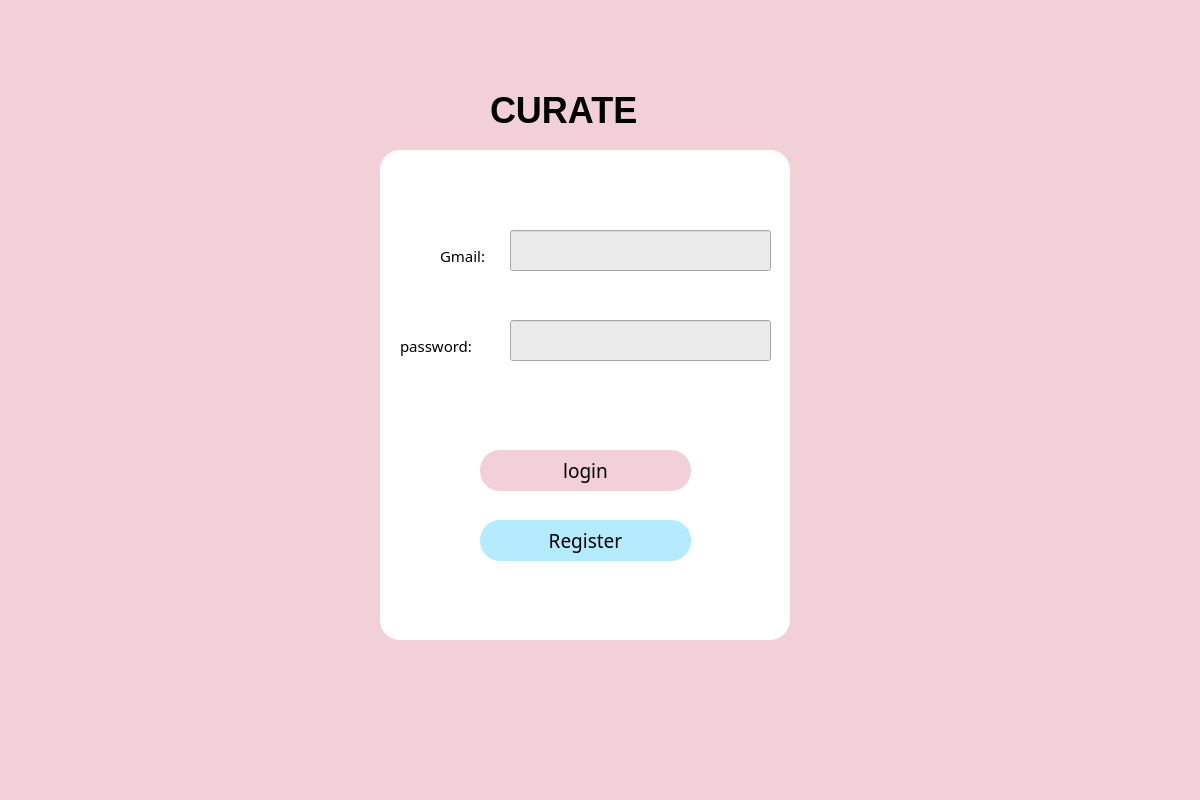
Above: frontend/src/pages/qt_designer/login.ui from m0owo/Curate before the change. Below: the same form after it.
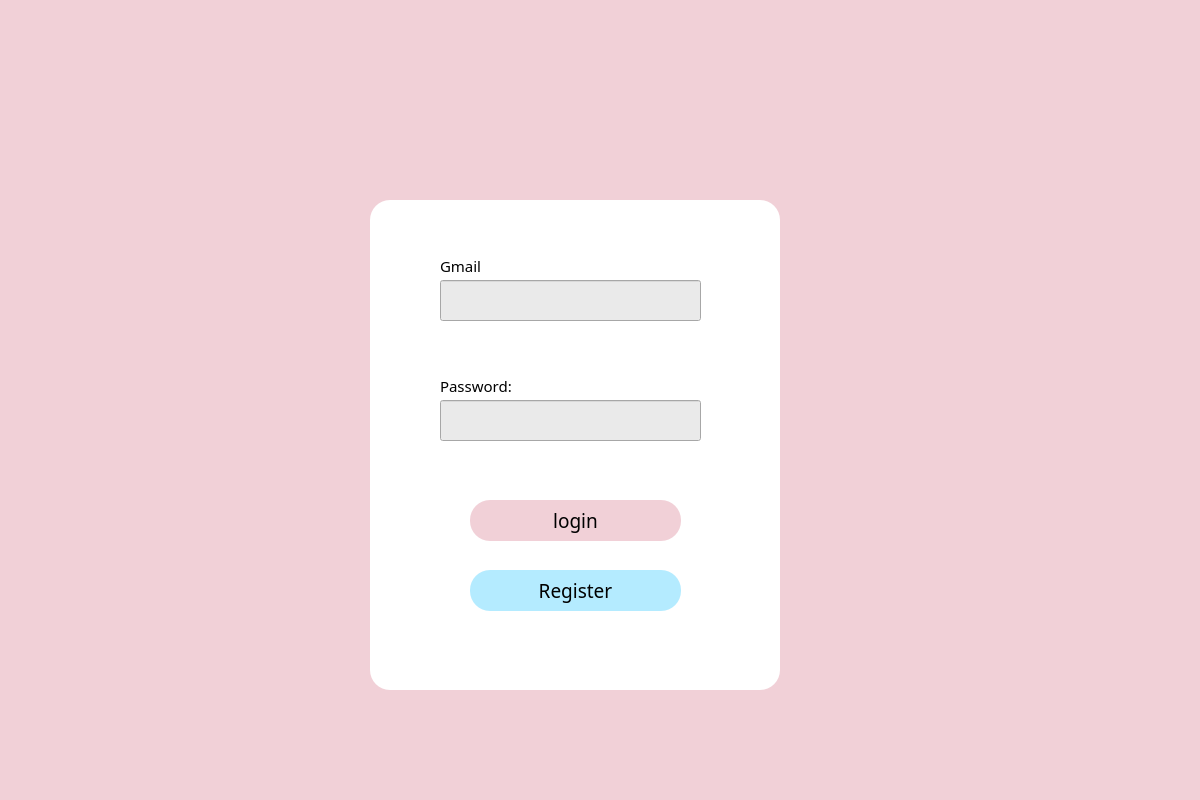
That is the form after the change. Icons and pictures are not drawn.

```diff
--- a/frontend/src/pages/qt_designer/login.ui
+++ b/frontend/src/pages/qt_designer/login.ui
@@ -25,7 +25,7 @@
    <property name="geometry">
     <rect>
      <x>440</x>
-     <y>240</y>
+     <y>250</y>
      <width>71</width>
      <height>31</height>
     </rect>
@@ -40,37 +40,14 @@
     <string notr="true">background-color: None</string>
    </property>
    <property name="text">
-    <string>Gmail: </string>
-   </property>
-  </widget>
-  <widget class="QLabel" name="label">
-   <property name="geometry">
-    <rect>
-     <x>490</x>
-     <y>80</y>
-     <width>191</width>
-     <height>61</height>
-    </rect>
-   </property>
-   <property name="font">
-    <font>
-     <pointsize>27</pointsize>
-     <weight>75</weight>
-     <bold>true</bold>
-    </font>
-   </property>
-   <property name="styleSheet">
-    <string notr="true">background-color: None;</string>
-   </property>
-   <property name="text">
-    <string>CURATE</string>
+    <string>Gmail</string>
    </property>
   </widget>
   <widget class="QLineEdit" name="gmail_input">
    <property name="geometry">
     <rect>
-     <x>510</x>
-     <y>230</y>
+     <x>440</x>
+     <y>280</y>
      <width>261</width>
      <height>41</height>
     </rect>
@@ -82,8 +59,8 @@
   <widget class="QLabel" name="gmail_2">
    <property name="geometry">
     <rect>
-     <x>400</x>
-     <y>330</y>
+     <x>440</x>
+     <y>370</y>
      <width>141</width>
      <height>31</height>
     </rect>
@@ -98,14 +75,14 @@
     <string notr="true">background-color: None</string>
    </property>
    <property name="text">
-    <string>password:</string>
+    <string>Password:</string>
    </property>
   </widget>
   <widget class="QGraphicsView" name="graphicsView">
    <property name="geometry">
     <rect>
-     <x>380</x>
-     <y>150</y>
+     <x>370</x>
+     <y>200</y>
      <width>410</width>
      <height>490</height>
     </rect>
@@ -117,8 +94,8 @@
   <widget class="QPushButton" name="register_btn">
    <property name="geometry">
     <rect>
-     <x>480</x>
-     <y>520</y>
+     <x>470</x>
+     <y>570</y>
      <width>211</width>
      <height>41</height>
     </rect>
@@ -140,8 +117,8 @@
   <widget class="QLineEdit" name="password_input">
    <property name="geometry">
     <rect>
-     <x>510</x>
-     <y>320</y>
+     <x>440</x>
+     <y>400</y>
      <width>261</width>
      <height>41</height>
     </rect>
@@ -153,8 +130,8 @@
   <widget class="QPushButton" name="login_btn">
    <property name="geometry">
     <rect>
-     <x>480</x>
-     <y>450</y>
+     <x>470</x>
+     <y>500</y>
      <width>211</width>
      <height>41</height>
     </rect>
@@ -176,8 +153,8 @@
   <widget class="QLabel" name="error_txt">
    <property name="geometry">
     <rect>
-     <x>440</x>
-     <y>400</y>
+     <x>430</x>
+     <y>450</y>
      <width>291</width>
      <height>21</height>
     </rect>
@@ -189,6 +166,35 @@
     <string/>
    </property>
   </widget>
+  <widget class="QLabel" name="curate_label">
+   <property name="geometry">
+    <rect>
+     <x>310</x>
+     <y>0</y>
+     <width>511</width>
+     <height>281</height>
+    </rect>
+   </property>
+   <property name="font">
+    <font>
+     <family>Mogena</family>
+     <pointsize>18</pointsize>
+    </font>
+   </property>
+   <property name="text">
+    <string/>
+   </property>
+   <property name="pixmap">
+    <pixmap resource="../../../public/images/logos/logo.qrc">:/logos/curatelogo.png</pixmap>
+   </property>
+   <property name="scaledContents">
+    <bool>true</bool>
+   </property>
+   <property name="alignment">
+    <set>Qt::AlignCenter</set>
+   </property>
+  </widget>
+  <zorder>curate_label</zorder>
   <zorder>graphicsView</zorder>
   <zorder>gmail</zorder>
   <zorder>label</zorder>
```
Left out of the diff: 5 changed lines with no effect on the pictures.
